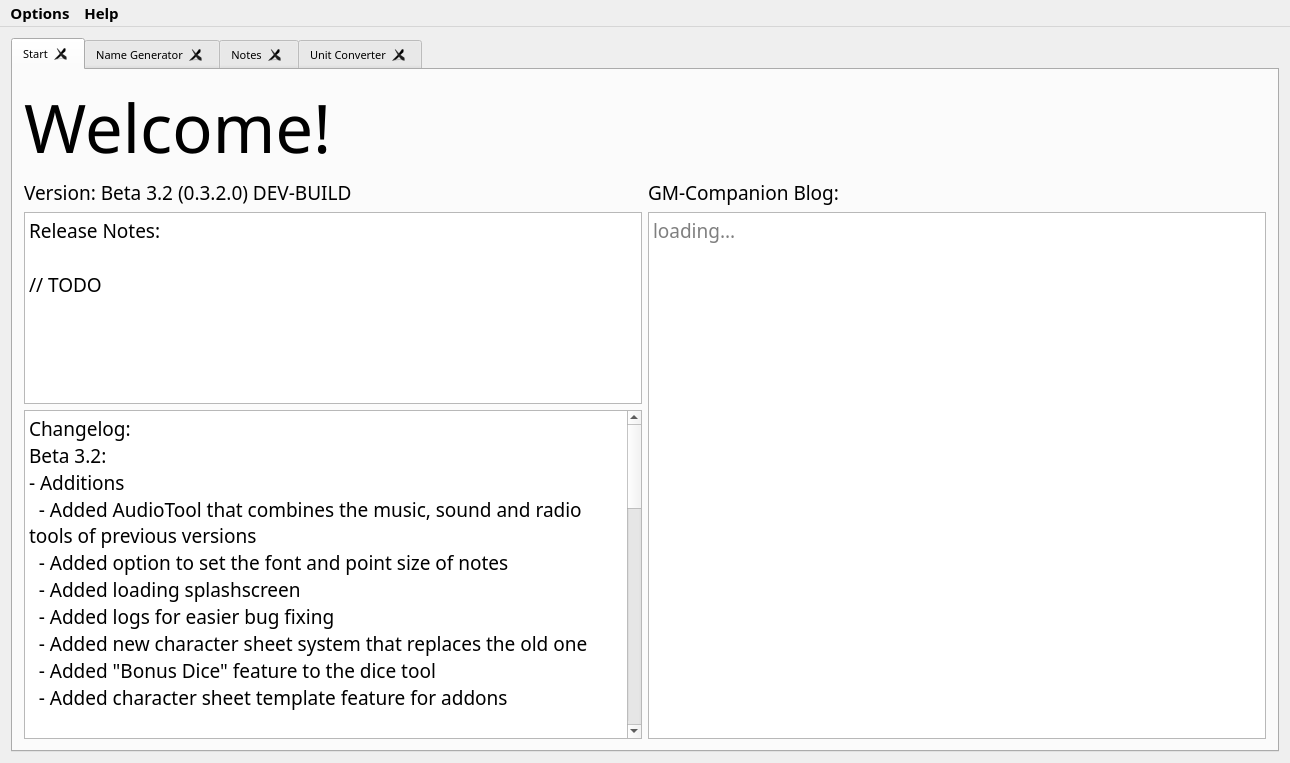
Qt form mainwindow.ui (PhilInTheGaps/GM-Companion) before a commit.
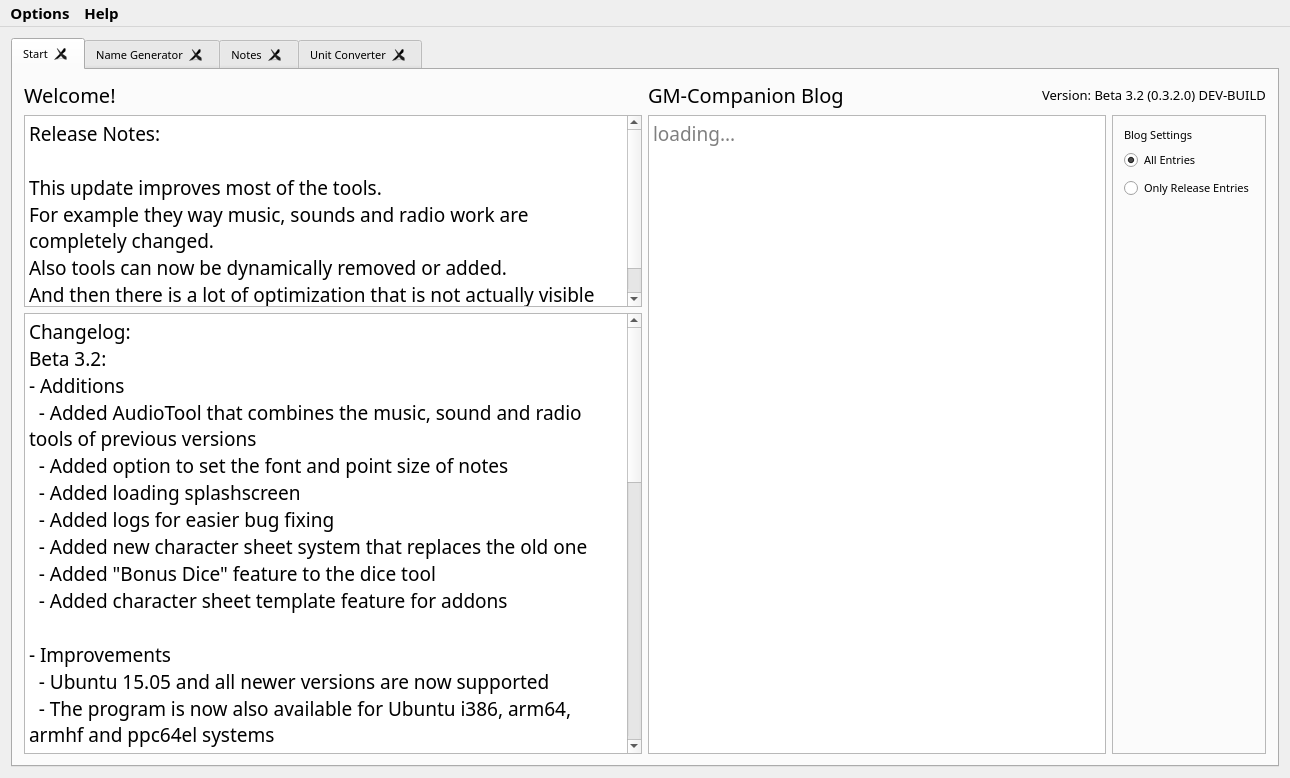
The same form after that commit. Icons and pictures are not drawn.

Commit message: Improved start page

```diff
--- a/mainwindow.ui
+++ b/mainwindow.ui
@@ -7,7 +7,7 @@
     <x>0</x>
     <y>0</y>
     <width>1290</width>
-    <height>763</height>
+    <height>778</height>
    </rect>
   </property>
   <property name="sizePolicy">
@@ -81,7 +81,17 @@
        </attribute>
        <layout class="QVBoxLayout" name="verticalLayout_2">
         <item>
+         <layout class="QHBoxLayout" name="horizontalLayout_11">
+          <item>
+           <layout class="QVBoxLayout" name="verticalLayout_8">
+            <item>
          <widget class="QLabel" name="label_3">
+              <property name="sizePolicy">
+               <sizepolicy hsizetype="Maximum" vsizetype="Preferred">
+                <horstretch>0</horstretch>
+                <verstretch>0</verstretch>
+               </sizepolicy>
+              </property>
           <property name="maximumSize">
            <size>
             <width>16777215</width>
@@ -90,7 +100,7 @@
           </property>
           <property name="font">
            <font>
-            <pointsize>50</pointsize>
+                <pointsize>15</pointsize>
             <weight>50</weight>
             <italic>false</italic>
             <bold>false</bold>
@@ -109,22 +119,6 @@
          </widget>
         </item>
         <item>
-         <layout class="QHBoxLayout" name="horizontalLayout_11">
-          <item>
-           <layout class="QVBoxLayout" name="verticalLayout_8">
-            <item>
-             <widget class="QLabel" name="label_4">
-              <property name="font">
-               <font>
-                <pointsize>14</pointsize>
-               </font>
-              </property>
-              <property name="text">
-               <string>Version: Beta 3.2 (0.3.2.0) DEV-BUILD</string>
-              </property>
-             </widget>
-            </item>
-            <item>
              <widget class="QTextEdit" name="textEdit">
               <property name="sizePolicy">
                <sizepolicy hsizetype="Expanding" vsizetype="Maximum">
@@ -139,7 +133,10 @@
 &lt;/style&gt;&lt;/head&gt;&lt;body style=&quot; font-family:'Malgun Gothic'; font-size:8pt; font-weight:400; font-style:normal;&quot;&gt;
 &lt;p style=&quot; margin-top:0px; margin-bottom:0px; margin-left:0px; margin-right:0px; -qt-block-indent:0; text-indent:0px;&quot;&gt;&lt;span style=&quot; font-size:14pt;&quot;&gt;Release Notes:&lt;/span&gt;&lt;/p&gt;
 &lt;p style=&quot;-qt-paragraph-type:empty; margin-top:0px; margin-bottom:0px; margin-left:0px; margin-right:0px; -qt-block-indent:0; text-indent:0px; font-size:14pt;&quot;&gt;&lt;br /&gt;&lt;/p&gt;
-&lt;p style=&quot; margin-top:0px; margin-bottom:0px; margin-left:0px; margin-right:0px; -qt-block-indent:0; text-indent:0px;&quot;&gt;&lt;span style=&quot; font-size:14pt;&quot;&gt;// TODO&lt;/span&gt;&lt;/p&gt;&lt;/body&gt;&lt;/html&gt;</string>
+&lt;p style=&quot; margin-top:0px; margin-bottom:0px; margin-left:0px; margin-right:0px; -qt-block-indent:0; text-indent:0px;&quot;&gt;&lt;span style=&quot; font-size:14pt;&quot;&gt;This update improves most of the tools.&lt;/span&gt;&lt;/p&gt;
+&lt;p style=&quot; margin-top:0px; margin-bottom:0px; margin-left:0px; margin-right:0px; -qt-block-indent:0; text-indent:0px;&quot;&gt;&lt;span style=&quot; font-size:14pt;&quot;&gt;For example they way music, sounds and radio work are completely changed.&lt;/span&gt;&lt;/p&gt;
+&lt;p style=&quot; margin-top:0px; margin-bottom:0px; margin-left:0px; margin-right:0px; -qt-block-indent:0; text-indent:0px;&quot;&gt;&lt;span style=&quot; font-size:14pt;&quot;&gt;Also tools can now be dynamically removed or added.&lt;/span&gt;&lt;/p&gt;
+&lt;p style=&quot; margin-top:0px; margin-bottom:0px; margin-left:0px; margin-right:0px; -qt-block-indent:0; text-indent:0px;&quot;&gt;&lt;span style=&quot; font-size:14pt;&quot;&gt;And then there is a lot of optimization that is not actually visible but should improve performance and stability.&lt;/span&gt;&lt;/p&gt;&lt;/body&gt;&lt;/html&gt;</string>
               </property>
              </widget>
             </item>
@@ -206,19 +203,62 @@
           <item>
            <layout class="QVBoxLayout" name="verticalLayout_3">
             <item>
+             <layout class="QHBoxLayout" name="horizontalLayout_3">
+              <item>
              <widget class="QLabel" name="label">
+                <property name="sizePolicy">
+                 <sizepolicy hsizetype="Maximum" vsizetype="Maximum">
+                  <horstretch>0</horstretch>
+                  <verstretch>0</verstretch>
+                 </sizepolicy>
+                </property>
               <property name="font">
                <font>
-                <pointsize>14</pointsize>
+                  <pointsize>15</pointsize>
                </font>
               </property>
               <property name="text">
-               <string>GM-Companion Blog:</string>
+                 <string>GM-Companion Blog</string>
               </property>
              </widget>
             </item>
+              <item>
+               <spacer name="horizontalSpacer_2">
+                <property name="orientation">
+                 <enum>Qt::Horizontal</enum>
+                </property>
+                <property name="sizeHint" stdset="0">
+                 <size>
+                  <width>40</width>
+                  <height>20</height>
+                 </size>
+                </property>
+               </spacer>
+              </item>
+              <item>
+               <widget class="QLabel" name="label_2">
+                <property name="font">
+                 <font>
+                  <pointsize>10</pointsize>
+                 </font>
+                </property>
+                <property name="text">
+                 <string>Version: Beta 3.2 (0.3.2.0) DEV-BUILD</string>
+                </property>
+               </widget>
+              </item>
+             </layout>
+            </item>
+            <item>
+             <layout class="QHBoxLayout" name="horizontalLayout_2">
             <item>
              <widget class="QTextEdit" name="blogTextEdit">
+                <property name="sizePolicy">
+                 <sizepolicy hsizetype="Expanding" vsizetype="Expanding">
+                  <horstretch>0</horstretch>
+                  <verstretch>0</verstretch>
+                 </sizepolicy>
+                </property>
               <property name="font">
                <font>
                 <pointsize>14</pointsize>
@@ -241,6 +281,69 @@
                <string>loading...</string>
               </property>
              </widget>
+              </item>
+              <item>
+               <widget class="QFrame" name="frame">
+                <property name="sizePolicy">
+                 <sizepolicy hsizetype="Maximum" vsizetype="Expanding">
+                  <horstretch>0</horstretch>
+                  <verstretch>0</verstretch>
+                 </sizepolicy>
+                </property>
+                <property name="frameShape">
+                 <enum>QFrame::StyledPanel</enum>
+                </property>
+                <property name="frameShadow">
+                 <enum>QFrame::Raised</enum>
+                </property>
+                <layout class="QVBoxLayout" name="verticalLayout_4">
+                 <item>
+                  <widget class="QLabel" name="label_4">
+                   <property name="sizePolicy">
+                    <sizepolicy hsizetype="Maximum" vsizetype="Maximum">
+                     <horstretch>0</horstretch>
+                     <verstretch>0</verstretch>
+                    </sizepolicy>
+                   </property>
+                   <property name="text">
+                    <string>Blog Settings</string>
+                   </property>
+                  </widget>
+                 </item>
+                 <item>
+                  <widget class="QRadioButton" name="radioButton_allEntries">
+                   <property name="text">
+                    <string>All Entries</string>
+                   </property>
+                   <property name="checked">
+                    <bool>true</bool>
+                   </property>
+                  </widget>
+                 </item>
+                 <item>
+                  <widget class="QRadioButton" name="radioButton_releaseOnly">
+                   <property name="text">
+                    <string>Only Release Entries</string>
+                   </property>
+                  </widget>
+                 </item>
+                 <item>
+                  <spacer name="verticalSpacer">
+                   <property name="orientation">
+                    <enum>Qt::Vertical</enum>
+                   </property>
+                   <property name="sizeHint" stdset="0">
+                    <size>
+                     <width>20</width>
+                     <height>40</height>
+                    </size>
+                   </property>
+                  </spacer>
+                 </item>
+                </layout>
+               </widget>
+              </item>
+             </layout>
             </item>
            </layout>
           </item>
```
Lines whose indentation alone changed are shown as unchanged.
